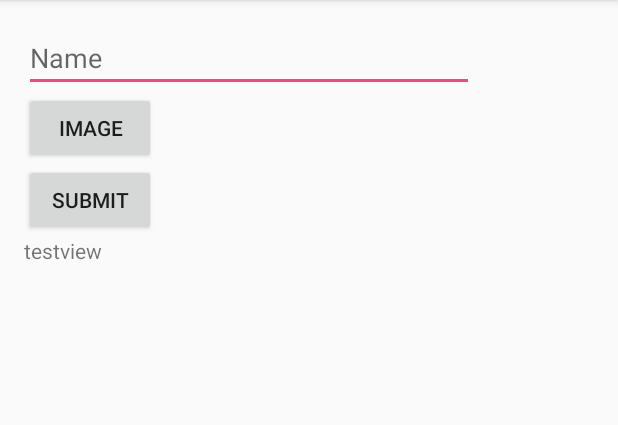
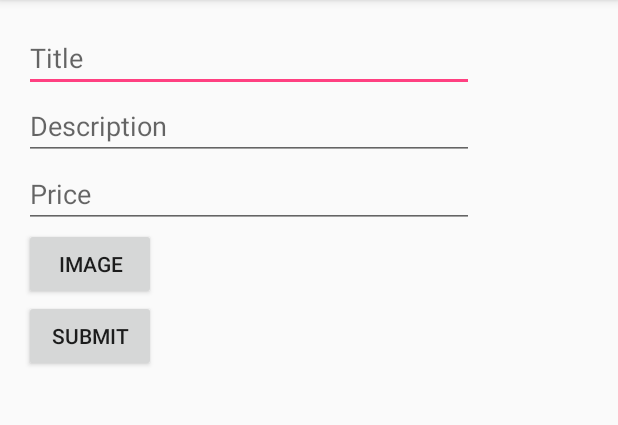
Before and after one commit to azharfauzandz/letsnote_android, an Android app: the CreateNoteActivity screen opened directly, with no data from a screen before it, on a phone screen of 412 x 824 dp, the part 84-509 px from its top. Run offline under Robolectric (Android 15) with nearby library versions, the phone set to English and light mode, and no system bars; our stand-ins replace ButterKnife; libraries missing offline, so code that uses them is left out: de.greenrobot.event; 1 statement that could not run was skipped.

Commit message:
adjusted temporary create notes UI

```diff
--- a/app/src/main/java/tekmob/letsnote/ui/CreateNoteActivity.java
+++ b/app/src/main/java/tekmob/letsnote/ui/CreateNoteActivity.java
@@ -28,10 +28,15 @@ import tekmob.letsnote.events.GetDummyEvent;
 
 public class CreateNoteActivity extends BaseActivity {
 
-    @Bind(R.id.testview)
-    TextView testview;
-    @Bind(R.id.name)
-    EditText name;
+    @Bind(R.id.title)
+    EditText title;
+    @Bind(R.id.description)
+    EditText description;
+    @Bind(R.id.price)
+    EditText price;
+
+    //temporary until login is implemented
+    String idUserTemp = "3";
 
     Bitmap uploadImage;
 
@@ -53,14 +58,15 @@ public class CreateNoteActivity extends BaseActivity {
     @OnClick(R.id.submit_notes)
     public void submit() {
         showDialog();
-        String nameString = name.getText().toString();
-        Log.d("name", nameString);
+        String titleString = title.getText().toString();
+        String descriptionString = description.getText().toString();
+        String priceString = price.getText().toString();
         ByteArrayOutputStream baos = new ByteArrayOutputStream();
         uploadImage.compress(Bitmap.CompressFormat.PNG, 100, baos);
         byte b [] = baos.toByteArray();
         String base64String = Base64.encodeToString(b, Base64.DEFAULT);
         Log.d("posting", "createnoteevent");
-        eventBus.post(new CreateNoteEvent(base64String, nameString));
+        eventBus.post(new CreateNoteEvent(idUserTemp, titleString, descriptionString, priceString, base64String));
     }
 
     @Override
@@ -72,7 +78,6 @@ public class CreateNoteActivity extends BaseActivity {
     }
 
     private void onSelectFromGalleryResult(Intent data, int requestCode) {
-//        Bitmap bm = null;
         if (data != null) {
             try {
                 uploadImage = MediaStore.Images.Media.getBitmap(getApplicationContext().getContentResolver(), data.getData());
--- a/app/src/main/res/layout/activity_create_note.xml
+++ b/app/src/main/res/layout/activity_create_note.xml
@@ -10,10 +10,20 @@
     android:paddingTop="@dimen/activity_vertical_margin"
     tools:context="tekmob.letsnote.ui.CreateNoteActivity">
     <EditText
-        android:id="@+id/name"
+        android:id="@+id/title"
         android:layout_width="300dp"
         android:layout_height="wrap_content"
-        android:hint="Name"/>
+        android:hint="Title"/>
+    <EditText
+        android:id="@+id/description"
+        android:layout_width="300dp"
+        android:layout_height="wrap_content"
+        android:hint="Description"/>
+    <EditText
+        android:id="@+id/price"
+        android:layout_width="300dp"
+        android:layout_height="wrap_content"
+        android:hint="Price"/>
     <Button
         android:id="@+id/image_button"
         android:layout_width="wrap_content"
@@ -24,10 +34,5 @@
         android:layout_width="wrap_content"
         android:layout_height="wrap_content"
         android:text="submit"/>
-    <TextView
-        android:id="@+id/testview"
-        android:layout_width="wrap_content"
-        android:layout_height="wrap_content"
-        android:text="testview"/>
 
 </LinearLayout>
```
